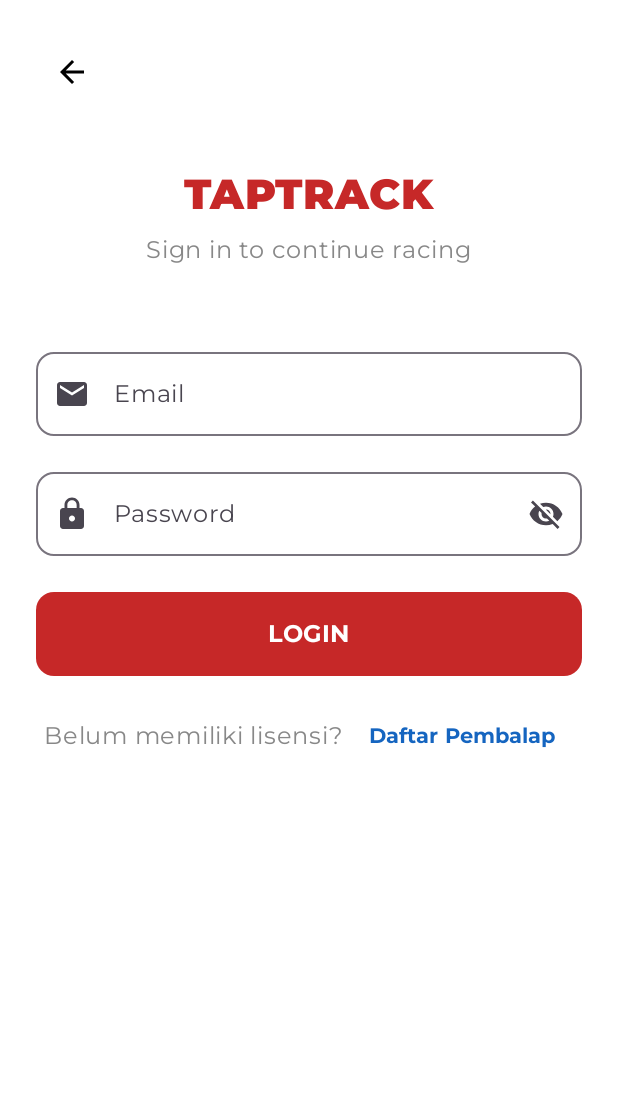
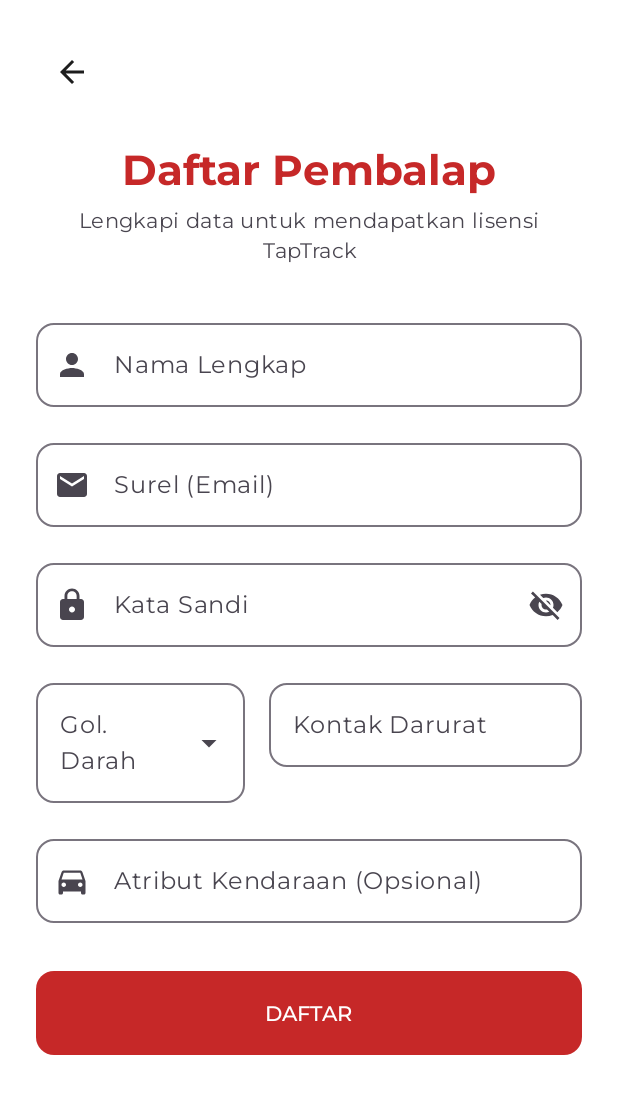
Before and after one commit to tinodewa/taptrack-app, an Android app built with Jetpack Compose: the screen it shows after launch (MainActivity), after a tap on "Daftar Pembalap", on a phone screen of 412 x 824 dp. Shown: the top 1094 px of the screen. Run offline under Robolectric (Android 15) with nearby library versions, the phone set to English and light mode, and no system bars; our stand-ins replace Compose Multiplatform resources, Voyager; libraries missing offline, so code that uses them is left out: io.github.aakira.napier; 1 statement that could not run was skipped.

Commit message:
feat(auth): implement registration screen and input check logic
This commit introduces the registration feature, including the UI components, state management, and navigation from the login screen. It supports responsive layouts for both compact and expanded screens.

- Create `RegisterScreen`, `RegisterContent`, and `RegisterFormSection` with Material 3 components.
- Implement `RegisterScreenModel` to handle registration logic and form validation.
- Define `RegisterUiState` and `RegisterEvent` for state management.
- Add support for specific rider data including blood type and emergency contacts.
- Enable navigation from `LoginScreen` to `RegisterScreen`.
- Register `RegisterScreenModel` in the Koin dependency injection module.

```diff
--- a/composeApp/src/commonMain/kotlin/com/hit/taptrack/di/Koin.kt
+++ b/composeApp/src/commonMain/kotlin/com/hit/taptrack/di/Koin.kt
@@ -1,6 +1,7 @@
 package com.hit.taptrack.di
 
 import com.hit.taptrack.ui.features.auth.login.LoginScreenModel
+import com.hit.taptrack.ui.features.auth.register.RegisterScreenModel
 import org.koin.core.KoinApplication
 import org.koin.core.context.startKoin
 import org.koin.core.module.Module
@@ -22,6 +23,7 @@ fun initKoin(config: KoinAppDeclaration = {}) : KoinApplication = startKoin {
 // 2. Modul Common: Isinya ScreenModel/ViewModel
 val commonModule = module {
     factoryOf(::LoginScreenModel)
+    factoryOf(::RegisterScreenModel)
 }
 
 // 3. Definisi Expect: "Saya harap ada variabel bernama platformModule di setiap platform"
--- a/composeApp/src/commonMain/kotlin/com/hit/taptrack/ui/features/auth/login/components/LoginFormSection.kt
+++ b/composeApp/src/commonMain/kotlin/com/hit/taptrack/ui/features/auth/login/components/LoginFormSection.kt
@@ -42,6 +42,7 @@ import cafe.adriel.voyager.navigator.LocalNavigator
 import cafe.adriel.voyager.navigator.currentOrThrow
 import com.hit.taptrack.ui.features.auth.login.states.LoginEvent
 import com.hit.taptrack.ui.features.auth.login.states.LoginUiState
+import com.hit.taptrack.ui.features.auth.register.RegisterScreen
 
 // --- BAGIAN FORMULIR ---
 @Composable
@@ -134,7 +135,7 @@ fun LoginFormSection(
             Text("Belum memiliki lisensi? ", color = Color.Gray)
             TextButton(
                 onClick = {
-                    // navigator.push(RegisterScreen()) // Aktifkan jika layar registrasi sudah ada
+                    navigator.push(RegisterScreen()) // Aktifkan jika layar registrasi sudah ada
                 },
                 enabled = !uiState.isLoading
             ) {
--- /dev/null
+++ b/composeApp/src/commonMain/kotlin/com/hit/taptrack/ui/features/auth/register/RegisterContent.kt
@@ -0,0 +1,132 @@
+package com.hit.taptrack.ui.features.auth.register
+
+import androidx.compose.foundation.background
+import androidx.compose.foundation.layout.Box
+import androidx.compose.foundation.layout.Column
+import androidx.compose.foundation.layout.Row
+import androidx.compose.foundation.layout.Spacer
+import androidx.compose.foundation.layout.fillMaxHeight
+import androidx.compose.foundation.layout.fillMaxSize
+import androidx.compose.foundation.layout.fillMaxWidth
+import androidx.compose.foundation.layout.height
+import androidx.compose.foundation.layout.padding
+import androidx.compose.foundation.layout.widthIn
+import androidx.compose.foundation.rememberScrollState
+import androidx.compose.foundation.verticalScroll
+import androidx.compose.material.icons.Icons
+import androidx.compose.material.icons.automirrored.filled.ArrowBack
+import androidx.compose.material3.Icon
+import androidx.compose.material3.IconButton
+import androidx.compose.material3.MaterialTheme
+import androidx.compose.material3.Text
+import androidx.compose.runtime.Composable
+import androidx.compose.ui.Alignment
+import androidx.compose.ui.Modifier
+import androidx.compose.ui.graphics.Brush
+import androidx.compose.ui.text.style.TextAlign
+import androidx.compose.ui.unit.dp
+import com.hit.taptrack.ui.features.auth.register.components.RegisterFormSection
+import com.hit.taptrack.ui.features.auth.register.states.RegisterEvent
+import com.hit.taptrack.ui.features.auth.register.states.RegisterUiState
+
+@Composable
+fun RegisterCompact(
+    uiState: RegisterUiState,
+    onEvent: (RegisterEvent) -> Unit,
+    onBackClick: () -> Unit
+) {
+    Column(
+        modifier = Modifier
+            .fillMaxSize()
+            .padding(24.dp)
+            .verticalScroll(rememberScrollState()),
+        horizontalAlignment = Alignment.CenterHorizontally
+    ) {
+        Box(modifier = Modifier.fillMaxWidth()) {
+            IconButton(onClick = onBackClick, modifier = Modifier.align(Alignment.CenterStart)) {
+                Icon(Icons.AutoMirrored.Filled.ArrowBack, contentDescription = "Back")
+            }
+        }
+
+        Spacer(modifier = Modifier.height(24.dp))
+        Text(
+            text = "Daftar Pembalap",
+            style = MaterialTheme.typography.headlineMedium,
+            color = MaterialTheme.colorScheme.primary
+        )
+        Text(
+            text = "Lengkapi data untuk mendapatkan lisensi TapTrack",
+            style = MaterialTheme.typography.bodyMedium,
+            color = MaterialTheme.colorScheme.onSurfaceVariant,
+            textAlign = TextAlign.Center,
+            modifier = Modifier.padding(top = 8.dp, bottom = 32.dp)
+        )
+
+        RegisterFormSection(uiState, onEvent)
+    }
+}
+
+@Composable
+fun RegisterExpanded(
+    uiState: RegisterUiState,
+    onEvent: (RegisterEvent) -> Unit,
+    onBackClick: () -> Unit
+) {
+    Row(modifier = Modifier.fillMaxSize()) {
+        Box(
+            modifier = Modifier
+                .weight(1f)
+                .fillMaxHeight()
+                .background(
+                    Brush.verticalGradient(
+                        colors = listOf(
+                            MaterialTheme.colorScheme.secondary,
+                            MaterialTheme.colorScheme.secondary.copy(alpha = 0.5f)
+                        )
+                    )
+                ),
+            contentAlignment = Alignment.Center
+        ) {
+            Column(horizontalAlignment = Alignment.CenterHorizontally) {
+                Text(
+                    text = "BERGABUNG",
+                    style = MaterialTheme.typography.displayMedium,
+                    color = MaterialTheme.colorScheme.onPrimary
+                )
+                Text(
+                    text = "Jadilah bagian dari ekosistem balapan digital.",
+                    style = MaterialTheme.typography.titleMedium,
+                    color = MaterialTheme.colorScheme.onPrimary.copy(alpha = 0.8f),
+                    modifier = Modifier.padding(top = 16.dp)
+                )
+            }
+            IconButton(
+                onClick = onBackClick,
+                modifier = Modifier.align(Alignment.TopStart).padding(24.dp)
+            ) {
+                Icon(Icons.AutoMirrored.Filled.ArrowBack, contentDescription = "Back", tint = MaterialTheme.colorScheme.onPrimary)
+            }
+        }
+
+        Box(
+            modifier = Modifier.weight(1f).fillMaxHeight(),
+            contentAlignment = Alignment.Center
+        ) {
+            Column(
+                modifier = Modifier
+                    .widthIn(max = 500.dp)
+                    .padding(vertical = 32.dp, horizontal = 48.dp)
+                    .verticalScroll(rememberScrollState()), // Penting agar form tidak terpotong di desktop
+                horizontalAlignment = Alignment.CenterHorizontally
+            ) {
+                Text(
+                    text = "Buat Akun",
+                    style = MaterialTheme.typography.headlineMedium,
+                    color = MaterialTheme.colorScheme.primary,
+                    modifier = Modifier.padding(bottom = 32.dp)
+                )
+                RegisterFormSection(uiState, onEvent)
+            }
+        }
+    }
+}
--- /dev/null
+++ b/composeApp/src/commonMain/kotlin/com/hit/taptrack/ui/features/auth/register/RegisterScreen.kt
@@ -0,0 +1,63 @@
+package com.hit.taptrack.ui.features.auth.register
+
+import androidx.compose.foundation.layout.BoxWithConstraints
+import androidx.compose.foundation.layout.fillMaxSize
+import androidx.compose.foundation.layout.padding
+import androidx.compose.material3.MaterialTheme
+import androidx.compose.material3.SnackbarHostState
+import androidx.compose.runtime.Composable
+import androidx.compose.runtime.LaunchedEffect
+import androidx.compose.runtime.getValue
+import androidx.compose.runtime.remember
+import androidx.compose.ui.Modifier
+import androidx.compose.ui.unit.dp
+import androidx.lifecycle.compose.collectAsStateWithLifecycle
+import cafe.adriel.voyager.core.screen.Screen
+import cafe.adriel.voyager.koin.koinScreenModel
+import cafe.adriel.voyager.navigator.LocalNavigator
+import cafe.adriel.voyager.navigator.currentOrThrow
+import com.hit.taptrack.ui.features.auth.register.states.RegisterEvent
+import com.hit.taptrack.ui.shared.RmsScaffold
+
+class RegisterScreen : Screen {
+    @Composable
+    override fun Content() {
+        val navigator = LocalNavigator.currentOrThrow
+        val snackbarHostState = remember { SnackbarHostState() }
+        val screenModel = koinScreenModel<RegisterScreenModel>()
+        val uiState by screenModel.uiState.collectAsStateWithLifecycle()
+
+        // Efek Sukses
+        LaunchedEffect(uiState.isRegisterSuccess) {
+            if (uiState.isRegisterSuccess) {
+                // Tampilkan snackbar lalu kembali ke Login
+                snackbarHostState.showSnackbar("Registrasi berhasil! Silakan Login.")
+                navigator.pop()
+            }
+        }
+
+        // Efek Error
+        LaunchedEffect(uiState.errorMessage) {
+            uiState.errorMessage?.let { msg ->
+                snackbarHostState.showSnackbar(msg)
+                screenModel.onEvent(RegisterEvent.ClearError)
+            }
+        }
+
+        RmsScaffold(
+            backgroundColor = MaterialTheme.colorScheme.surface,
+        ) { innerPadding ->
+            BoxWithConstraints(
+                modifier = Modifier
+                    .fillMaxSize()
+                    .padding(innerPadding)
+            ) {
+                if (maxWidth < 800.dp) {
+                    RegisterCompact(uiState, screenModel::onEvent) { navigator.pop() }
+                } else {
+                    RegisterExpanded(uiState, screenModel::onEvent) { navigator.pop() }
+                }
+            }
+        }
+    }
+}
--- /dev/null
+++ b/composeApp/src/commonMain/kotlin/com/hit/taptrack/ui/features/auth/register/components/RegisterFormSection.kt
@@ -0,0 +1,175 @@
+package com.hit.taptrack.ui.features.auth.register.components
+
+import androidx.compose.foundation.layout.Arrangement
+import androidx.compose.foundation.layout.Column
+import androidx.compose.foundation.layout.Row
+import androidx.compose.foundation.layout.Spacer
+import androidx.compose.foundation.layout.fillMaxWidth
+import androidx.compose.foundation.layout.height
+import androidx.compose.foundation.layout.size
+import androidx.compose.foundation.shape.RoundedCornerShape
+import androidx.compose.foundation.text.KeyboardOptions
+import androidx.compose.material.icons.Icons
+import androidx.compose.material.icons.filled.DirectionsCar
+import androidx.compose.material.icons.filled.Email
+import androidx.compose.material.icons.filled.Lock
+import androidx.compose.material.icons.filled.Person
+import androidx.compose.material.icons.filled.Visibility
+import androidx.compose.material.icons.filled.VisibilityOff
+import androidx.compose.material3.Button
+import androidx.compose.material3.CircularProgressIndicator
+import androidx.compose.material3.DropdownMenuItem
+import androidx.compose.material3.ExperimentalMaterial3Api
+import androidx.compose.material3.ExposedDropdownMenuBox
+import androidx.compose.material3.ExposedDropdownMenuDefaults
+import androidx.compose.material3.Icon
+import androidx.compose.material3.IconButton
+import androidx.compose.material3.MaterialTheme
+import androidx.compose.material3.OutlinedTextField
+import androidx.compose.material3.Text
+import androidx.compose.runtime.Composable
+import androidx.compose.runtime.getValue
+import androidx.compose.runtime.mutableStateOf
+import androidx.compose.runtime.remember
+import androidx.compose.runtime.setValue
+import androidx.compose.ui.Modifier
+import androidx.compose.ui.text.input.KeyboardType
+import androidx.compose.ui.text.input.PasswordVisualTransformation
+import androidx.compose.ui.text.input.VisualTransformation
+import androidx.compose.ui.unit.dp
+import com.hit.taptrack.ui.features.auth.register.states.RegisterEvent
+import com.hit.taptrack.ui.features.auth.register.states.RegisterUiState
+
+@OptIn(ExperimentalMaterial3Api::class)
+@Composable
+fun RegisterFormSection(
+    uiState: RegisterUiState,
+    onEvent: (RegisterEvent) -> Unit
+) {
+    var passwordVisible by remember { mutableStateOf(false) }
+    var expandedBloodType by remember { mutableStateOf(false) }
+    val bloodTypes = listOf("A", "B", "AB", "O")
+
+    Column(modifier = Modifier.fillMaxWidth()) {
+        // Nama Lengkap
+        OutlinedTextField(
+            value = uiState.fullName,
+            onValueChange = { onEvent(RegisterEvent.FullNameChanged(it)) },
+            label = { Text("Nama Lengkap") },
+            leadingIcon = { Icon(Icons.Default.Person, contentDescription = null) },
+            modifier = Modifier.fillMaxWidth(),
+            singleLine = true,
+            shape = RoundedCornerShape(12.dp)
+        )
+        Spacer(modifier = Modifier.height(16.dp))
+
+        // Email
+        OutlinedTextField(
+            value = uiState.email,
+            onValueChange = { onEvent(RegisterEvent.EmailChanged(it)) },
+            label = { Text("Surel (Email)") },
+            leadingIcon = { Icon(Icons.Default.Email, contentDescription = null) },
+            keyboardOptions = KeyboardOptions(keyboardType = KeyboardType.Email),
+            modifier = Modifier.fillMaxWidth(),
+            singleLine = true,
+            shape = RoundedCornerShape(12.dp)
+        )
+        Spacer(modifier = Modifier.height(16.dp))
+
+        // Password
+        OutlinedTextField(
+            value = uiState.password,
+            onValueChange = { onEvent(RegisterEvent.PasswordChanged(it)) },
+            label = { Text("Kata Sandi") },
+            leadingIcon = { Icon(Icons.Default.Lock, contentDescription = null) },
+            trailingIcon = {
+                IconButton(onClick = { passwordVisible = !passwordVisible }) {
+                    Icon(
+                        if (passwordVisible) Icons.Default.Visibility else Icons.Default.VisibilityOff,
+                        contentDescription = "Toggle Password"
+                    )
+                }
+            },
+            visualTransformation = if (passwordVisible) VisualTransformation.None else PasswordVisualTransformation(),
+            keyboardOptions = KeyboardOptions(keyboardType = KeyboardType.Password),
+            modifier = Modifier.fillMaxWidth(),
+            singleLine = true,
+            shape = RoundedCornerShape(12.dp)
+        )
+        Spacer(modifier = Modifier.height(16.dp))
+
+        // Row untuk Golongan Darah & Kontak Darurat (Agar hemat ruang vertikal)
+        Row(modifier = Modifier.fillMaxWidth(), horizontalArrangement = Arrangement.spacedBy(16.dp)) {
+            // Dropdown Golongan Darah
+            ExposedDropdownMenuBox(
+                expanded = expandedBloodType,
+                onExpandedChange = { expandedBloodType = !expandedBloodType },
+                modifier = Modifier.weight(0.4f)
+            ) {
+                OutlinedTextField(
+                    value = uiState.bloodType,
+                    onValueChange = {},
+                    readOnly = true,
+                    label = { Text("Gol. Darah") },
+                    trailingIcon = { ExposedDropdownMenuDefaults.TrailingIcon(expanded = expandedBloodType) },
+                    shape = RoundedCornerShape(12.dp),
+                    modifier = Modifier.menuAnchor()
+                )
+                ExposedDropdownMenu(
+                    expanded = expandedBloodType,
+                    onDismissRequest = { expandedBloodType = false }
+                ) {
+                    bloodTypes.forEach { selectionOption ->
+                        DropdownMenuItem(
+                            text = { Text(selectionOption) },
+                            onClick = {
+                                onEvent(RegisterEvent.BloodTypeChanged(selectionOption))
+                                expandedBloodType = false
+                            }
+                        )
+                    }
+                }
+            }
+
+            // Kontak Darurat
+            OutlinedTextField(
+                value = uiState.emergencyContact,
+                onValueChange = { onEvent(RegisterEvent.EmergencyContactChanged(it)) },
+                label = { Text("Kontak Darurat") },
+                keyboardOptions = KeyboardOptions(keyboardType = KeyboardType.Phone),
+                modifier = Modifier.weight(0.6f),
+                singleLine = true,
+                shape = RoundedCornerShape(12.dp)
+            )
+        }
+        Spacer(modifier = Modifier.height(16.dp))
+
+        // Data Kendaraan
+        OutlinedTextField(
+            value = uiState.vehicle,
+            onValueChange = { onEvent(RegisterEvent.VehicleChanged(it)) },
+            label = { Text("Atribut Kendaraan (Opsional)") },
+            placeholder = { Text("Contoh: Yamaha YZ250F") },
+            leadingIcon = { Icon(Icons.Default.DirectionsCar, contentDescription = null) },
+            modifier = Modifier.fillMaxWidth(),
+            singleLine = true,
+            shape = RoundedCornerShape(12.dp)
+        )
+
+        Spacer(modifier = Modifier.height(32.dp))
+
+        // Register Button
+        Button(
+            onClick = { onEvent(RegisterEvent.SubmitRegister) },
+            modifier = Modifier.fillMaxWidth().height(56.dp),
+            shape = RoundedCornerShape(12.dp),
+            enabled = !uiState.isLoading
+        ) {
+            if (uiState.isLoading) {
+                CircularProgressIndicator(modifier = Modifier.size(24.dp), strokeWidth = 2.dp)
+            } else {
+                Text("DAFTAR", style = MaterialTheme.typography.labelLarge)
+            }
+        }
+    }
+}
--- /dev/null
+++ b/composeApp/src/commonMain/kotlin/com/hit/taptrack/ui/features/auth/register/states/RegisterUiState.kt
@@ -0,0 +1,13 @@
+package com.hit.taptrack.ui.features.auth.register.states
+
+data class RegisterUiState(
+    val fullName: String = "",
+    val email: String = "",
+    val password: String = "",
+    val bloodType: String = "",
+    val emergencyContact: String = "",
+    val vehicle: String = "", // Contoh: "Yamaha YZ250F"
+    val isLoading: Boolean = false,
+    val errorMessage: String? = null,
+    val isRegisterSuccess: Boolean = false
+)
```
Also changed, not shown: composeApp/src/commonMain/kotlin/com/hit/taptrack/ui/features/auth/register/RegisterScreenModel.kt (added, +57 -0 lines), composeApp/src/commonMain/kotlin/com/hit/taptrack/ui/features/auth/register/states/RegisterEvent.kt (added, +12 -0 lines).
